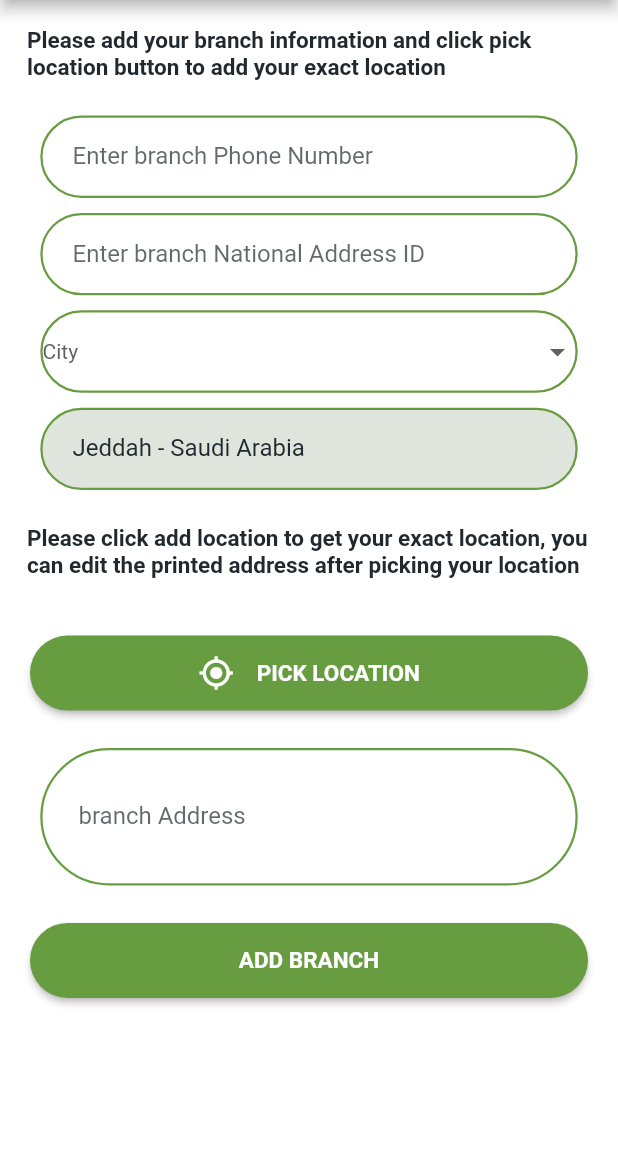
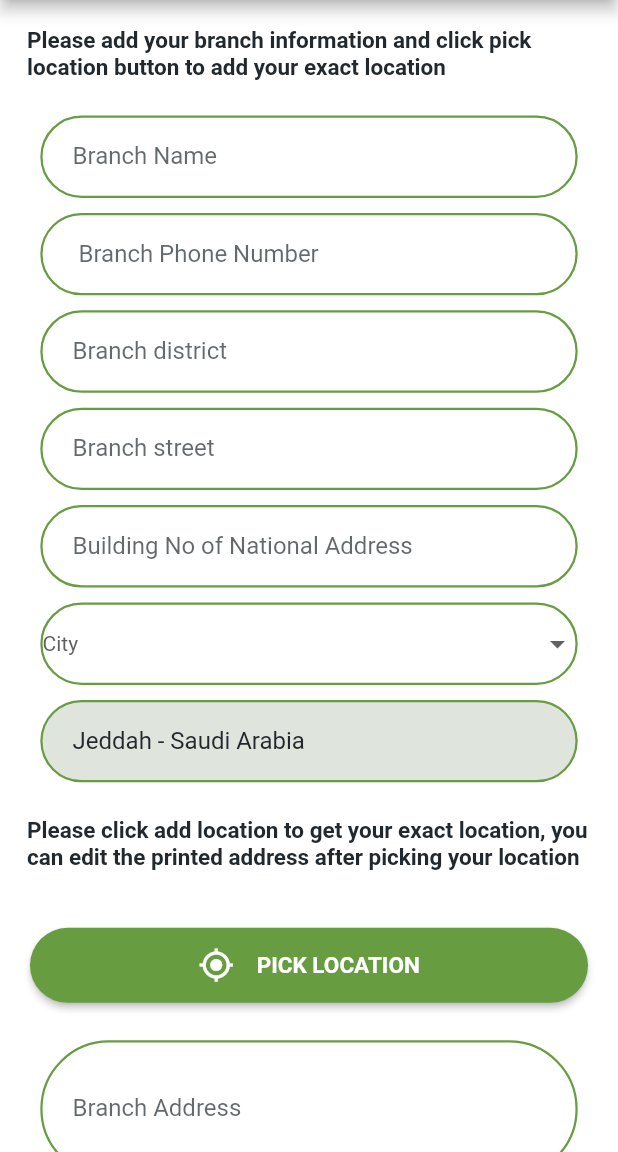
Before and after one commit to alkhudra/companiesApp, a Flutter app: the AddBranchesPage screen opened directly, on a phone screen of 412 x 824 dp, the part 84-1236 px from its top. Run offline on Flutter 3.47's test engine with Material 2 defaults, Android fonts, the phone set to English and light mode, and no system bars; our stand-ins replace carousel_slider, dio, easy_localization, font_awesome_flutter, geocoding, geolocator and 4 more; accounts and stored records are empty; generated files the repository leaves out were written again.

Commit message:
add branch edit

```diff
--- a/lib/Constant/locale_keys.dart
+++ b/lib/Constant/locale_keys.dart
@@ -12,7 +12,7 @@ abstract class LocaleKeys {
   static const continue_btn = "continue_btn";
   static const enter_email = "enter_email";
   static const commercial_no = "commercial_no";
-  static const vat_no="vat_no";
+  static const vat_no = "vat_no";
   static const phone = "phone";
   static const email = "email";
   static const password = "password";
@@ -49,7 +49,9 @@ abstract class LocaleKeys {
   static const not_match_pass = "not_match_pass";
   static const phone_start_error = "phone_start_error";
   static const phone_length_error = "phone_length_error";
-
+  static const branch_name_required = "branch_name_required";
+  static const branch_dist_required = "branch_dist_required";
+  static const branch_street_required = "branch_street_required";
   static const enter_branch_phone = "enter_branch_phone";
   static const enter_branch_address = "enter_branch_address";
   static const enter_branch_city = "enter_branch_city";
@@ -76,9 +78,12 @@ abstract class LocaleKeys {
   static const edit = "edit";
   static const add_new_branch = "add_new_branch";
   static const code_not_match = "code_not_match";
-
-  static const zipcode_required = "zipcode_required";
-  static const zipcode_length_error = "zipcode_length_error";
+  static const enter_branch_name = "enter_branch_name";
+  static const enter_branch_district = "enter_branch_district";
+  static const enter_branch_street = "enter_branch_street";
+  static const buildingno_required = "buildingno_required";
+  static const branch_city_required = "branch_city_required";
+  static const buildingno_length_error = "buildingno_length_error";
   static const address_required = "address_required";
   static const waiting_approval = "waiting_approval";
   static const worng_password = "worng_password";
--- a/lib/designs/text_field_design.dart
+++ b/lib/designs/text_field_design.dart
@@ -151,7 +151,8 @@ class TextFieldDesign {
           validator: validat,
           style: TextStyle(
               color: CustomColors().blackColor,
-              fontWeight: FontWeight.w600),
+            fontSize: 15
+            ),
           decoration: InputDecoration(
             labelText: initValue,
             labelStyle: TextStyle(
--- a/lib/main.dart
+++ b/lib/main.dart
@@ -1,6 +1,7 @@
 import 'package:easy_localization/easy_localization.dart';
 import 'package:flutter/material.dart';
 import 'package:khudrah_companies/pages/auth/login_page.dart';
+import 'package:khudrah_companies/pages/branch/add_brunches_page.dart';
 import 'package:khudrah_companies/pages/dashboard.dart';
 import 'package:khudrah_companies/pages/home_page.dart';
 import 'package:khudrah_companies/pages/language/language_page.dart';
@@ -48,7 +49,7 @@ static  bool isUserLoggedIn =false;
         accentColor: CustomColors().primaryGreenColor,
         primarySwatch: Colors.green,
       ),
-      home:getRout() ,
+      home:AddBranchesPage() ,
     );
   }
 
--- a/lib/pages/branch/add_brunches_page.dart
+++ b/lib/pages/branch/add_brunches_page.dart
@@ -40,8 +40,12 @@ class _AddBranchesPageState extends State<AddBranchesPage> {
   final TextEditingController countryController = TextEditingController();
   final TextEditingController cityController = TextEditingController();
   final TextEditingController phoneController = TextEditingController();
-  final TextEditingController nationalIDAddressController = TextEditingController();
+  final TextEditingController nationalIDAddressController =
+      TextEditingController();
   final TextEditingController addressController = TextEditingController();
+  final TextEditingController nameController = TextEditingController();
+  final TextEditingController districtController = TextEditingController();
+  final TextEditingController streetController = TextEditingController();
 
   static LatLng latLng = LatLng(0, 0);
   static String address = '';
@@ -49,7 +53,7 @@ class _AddBranchesPageState extends State<AddBranchesPage> {
   String addTxt = LocaleKeys.add_branch.tr();
   String editTxt = LocaleKeys.add_branch.tr();
   String barAndBtnTxt = LocaleKeys.add_branch.tr();
-
+  String city = '';
   bool isAddBtnEnabled = true;
   bool isPickLocationBtnEnabled = true;
 
@@ -58,8 +62,7 @@ class _AddBranchesPageState extends State<AddBranchesPage> {
 
   @override
   Widget build(BuildContext context) {
-
-    String dropdownValue = LocaleKeys.select_city.tr();
+    String dropdownValue = getCityTxt();
     Size size = MediaQuery.of(context).size;
     double scWidth = size.width;
     double scHeight = size.height;
@@ -97,10 +100,37 @@ class _AddBranchesPageState extends State<AddBranchesPage> {
               context: context,
               verMarg: 5,
               horMarg: 0,
+              controller: nameController,
+              kbType: TextInputType.name,
+              obscTxt: false,
+              lbTxt: getBranchName(),
+            ),
+            TextFieldDesign.textFieldStyle(
+              context: context,
+              verMarg: 5,
+              horMarg: 0,
               controller: phoneController,
               kbType: TextInputType.phone,
               obscTxt: false,
               lbTxt: getPhoneTxt(),
+            ),
+            TextFieldDesign.textFieldStyle(
+              context: context,
+              verMarg: 5,
+              horMarg: 0,
+              controller: districtController,
+              kbType: TextInputType.name,
+              obscTxt: false,
+              lbTxt: getBranchDistrict(),
+            ),
+            TextFieldDesign.textFieldStyle(
+              context: context,
+              verMarg: 5,
+              horMarg: 0,
+              controller: streetController,
+              kbType: TextInputType.name,
+              obscTxt: false,
+              lbTxt: getBranchStreet(),
             ),
             TextFieldDesign.textFieldStyle(
               context: context,
@@ -112,17 +142,16 @@ class _AddBranchesPageState extends State<AddBranchesPage> {
               lbTxt: getNationalAddressTxt(),
             ),
             Container(
-              width: scWidth/1.15,
-              height: scHeight/15,
+              width: scWidth / 1.15,
+              height: scHeight / 15,
               alignment: Alignment.center,
               margin: EdgeInsets.symmetric(horizontal: 1, vertical: 5),
               decoration: BoxDecoration(
-                borderRadius: BorderRadius.circular(30),
-                border: Border.all(
-                  color: CustomColors().primaryGreenColor,
-                  width: 1.5,
-                )
-              ),
+                  borderRadius: BorderRadius.circular(30),
+                  border: Border.all(
+                    color: CustomColors().primaryGreenColor,
+                    width: 1.5,
+                  )),
               child: DropdownButtonHideUnderline(
                 child: ButtonTheme(
                   alignedDropdown: true,
@@ -134,11 +163,13 @@ class _AddBranchesPageState extends State<AddBranchesPage> {
                     style: TextStyle(color: CustomColors().darkGrayColor),
                     onChanged: (String? newValue) {
                       setState(() {
-                        dropdownValue = newValue!;
+                        if (newValue != dropdownValue) {
+                          city = newValue!;
+                          print(city);
+                        }
                       });
                     },
-                    items: cities
-                        .map<DropdownMenuItem<String>>((String value) {
+                    items: cities.map<DropdownMenuItem<String>>((String value) {
                       return DropdownMenuItem<String>(
                         value: value,
                         child: Text(value),
@@ -148,15 +179,6 @@ class _AddBranchesPageState extends State<AddBranchesPage> {
                 ),
               ),
             ),
-            // TextFieldDesign.textFieldStyle(
-            //   context: context,
-            //   verMarg: 5,
-            //   horMarg: 0,
-            //   controller: cityController,
-            //   kbType: TextInputType.number,
-            //   obscTxt: false,
-            //   lbTxt: getCityTxt(),
-            // ),
             TextFieldDesign.disableTextFieldStyle(
                 context: context,
                 verMarg: 5,
@@ -260,6 +282,10 @@ class _AddBranchesPageState extends State<AddBranchesPage> {
   //Add setState to method to update
   //status without restarting app
   void addBranch() async {
+    if (nameController.value.text == '') {
+      showErrorDialog(LocaleKeys.branch_name_required.tr());
+      return;
+    }
     if (phoneController.value.text == '') {
       showErrorDialog(LocaleKeys.phone_required.tr());
       return;
@@ -274,14 +300,27 @@ class _AddBranchesPageState extends State<AddBranchesPage> {
       return;
     }
 
+    if (districtController.value.text == '') {
+      showErrorDialog(LocaleKeys.branch_dist_required.tr());
+      return;
+    }
+    if (streetController.value.text == '') {
+      showErrorDialog(LocaleKeys.branch_street_required.tr());
+      return;
+    }
     if (nationalIDAddressController.value.text == '') {
-      showErrorDialog(LocaleKeys.zipcode_required.tr());
+      showErrorDialog(LocaleKeys.buildingno_length_error.tr());
       return;
     }
     if (nationalIDAddressController.text.length != 4) {
-      showErrorDialog(LocaleKeys.zipcode_length_error.tr());
+      showErrorDialog(LocaleKeys.buildingno_length_error.tr());
       return;
     }
+    if (city == '') {
+      showErrorDialog(LocaleKeys.branch_city_required.tr());
+      return;
+    }
+
     if (address == '') {
       showErrorDialog(LocaleKeys.address_required.tr());
       return;
@@ -296,11 +335,18 @@ class _AddBranchesPageState extends State<AddBranchesPage> {
 
     BranchRepository branchRepository = BranchRepository(headerMap);
     String companyID = await PreferencesHelper.getUserID;
-    User user = await PreferencesHelper.getUser;
-    String companyName = user.companyName!;
     branchRepository
-        .addNewBranch(companyID, companyName, phoneController.text, address,
-            nationalIDAddressController.text, latLng.longitude, latLng.latitude)
+        .addNewBranch(
+            companyID,
+            nameController.text,
+            phoneController.text,
+            districtController.text,
+            streetController.text,
+            city,
+            address,
+            nationalIDAddressController.text,
+            latLng.longitude,
+            latLng.latitude)
         .then((result) async {
       //-------- fail response ---------
 
@@ -319,9 +365,8 @@ class _AddBranchesPageState extends State<AddBranchesPage> {
           MessageResponseModel.fromJson(result.result);
       showSuccessMessage(context, messageResponseModel.message!);
 
-
       Navigator.pop(context);
-      Navigator.pop(context  );
+      Navigator.pop(context);
     });
   }
 
@@ -337,6 +382,18 @@ class _AddBranchesPageState extends State<AddBranchesPage> {
 
   String getBarAndBtnTxt() {
     return addTxt;
+  }
+
+  String getBranchName() {
+    return LocaleKeys.enter_branch_name.tr();
+  }
+
+  String getBranchDistrict() {
+    return LocaleKeys.enter_branch_district.tr();
+  }
+
+  String getBranchStreet() {
+    return LocaleKeys.enter_branch_street.tr();
   }
 
   String getPhoneTxt() {
```
Also changed, not shown: assets/locale/lang/ar.json (+27 -22 lines), assets/locale/lang/en.json (+13 -6 lines), lib/network/repository/branches_repository.dart (+9 -3 lines).
